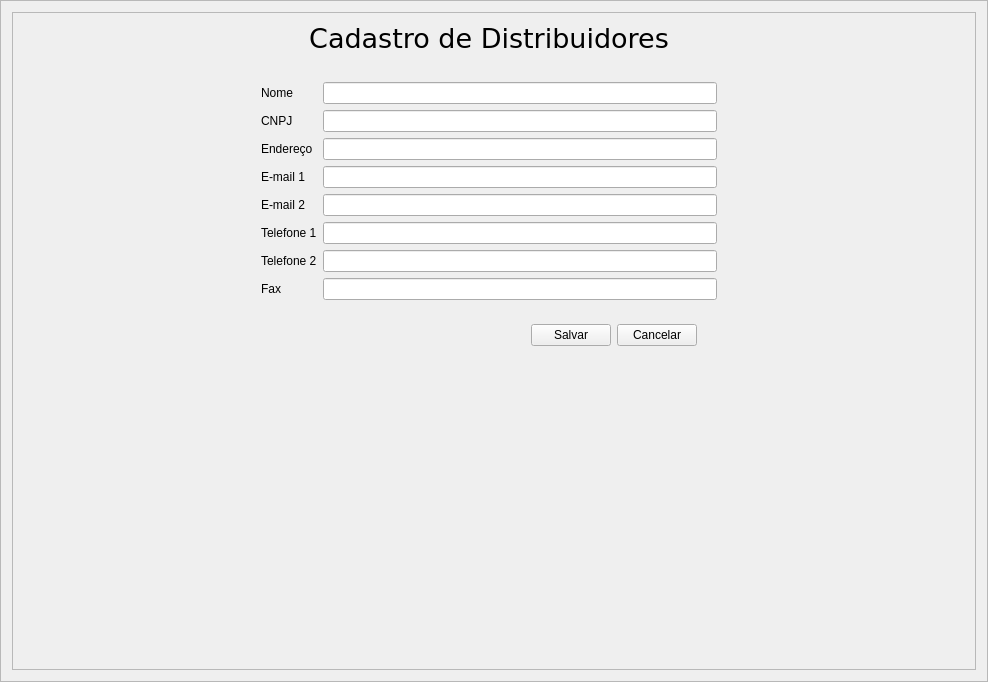
First picture: the form in src/GUI/DistInput.ui, repository f-t-alves/npx_public, before the edit.
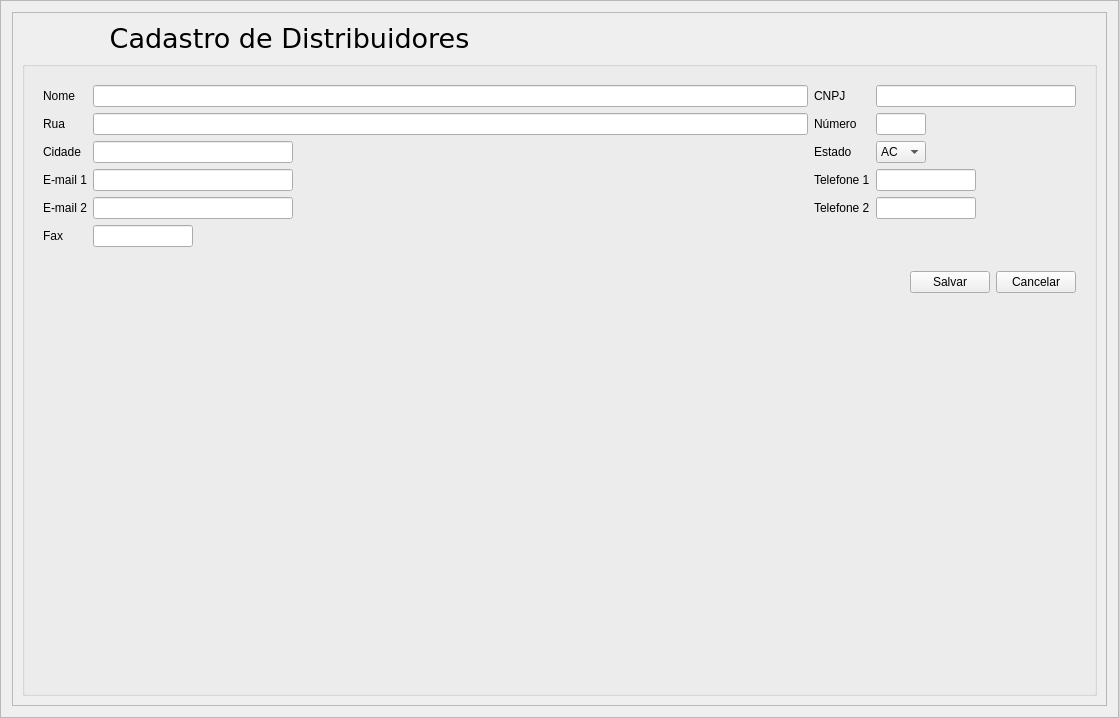
Second picture: the form after the edit. Icons and pictures are not drawn.

Commit message:
Reorganização dos Widgets
Página de cadastro de Lab e ProvComp remodeladas, algumas pequenas modificações em outros arquivos

Diff of the .ui file:
```diff
--- a/src/GUI/DistInput.ui
+++ b/src/GUI/DistInput.ui
@@ -6,8 +6,8 @@
    <rect>
     <x>0</x>
     <y>0</y>
-    <width>988</width>
-    <height>682</height>
+    <width>1119</width>
+    <height>718</height>
    </rect>
   </property>
   <property name="windowTitle">
@@ -28,201 +28,8 @@
      <property name="frameShadow">
       <enum>QFrame::Raised</enum>
      </property>
-     <layout class="QGridLayout" name="gridLayout">
-      <item row="4" column="1" colspan="3">
-       <widget class="QWidget" name="InputWidget" native="true">
-        <layout class="QGridLayout" name="gridLayout_3">
-         <item row="5" column="2">
-          <widget class="QLineEdit" name="Email2Entry"/>
-         </item>
-         <item row="7" column="1">
-          <widget class="QLabel" name="Phone2Label">
-           <property name="text">
-            <string>Telefone 2</string>
-           </property>
-          </widget>
-         </item>
-         <item row="6" column="1">
-          <widget class="QLabel" name="Phone1Label">
-           <property name="text">
-            <string>Telefone 1</string>
-           </property>
-          </widget>
-         </item>
-         <item row="8" column="1">
-          <widget class="QLabel" name="FaxLabel">
-           <property name="text">
-            <string>Fax</string>
-           </property>
-          </widget>
-         </item>
-         <item row="6" column="2">
-          <widget class="QLineEdit" name="Phone1Entry"/>
-         </item>
-         <item row="8" column="2">
-          <widget class="QLineEdit" name="FaxEntry"/>
-         </item>
-         <item row="7" column="2">
-          <widget class="QLineEdit" name="Phone2Entry"/>
-         </item>
-         <item row="1" column="1">
-          <widget class="QLabel" name="NameLabel">
-           <property name="text">
-            <string>Nome</string>
-           </property>
-          </widget>
-         </item>
-         <item row="2" column="1">
-          <widget class="QLabel" name="CNPJLabel">
-           <property name="text">
-            <string>CNPJ</string>
-           </property>
-          </widget>
-         </item>
-         <item row="2" column="2">
-          <widget class="QLineEdit" name="CNPJEntry"/>
-         </item>
-         <item row="1" column="2">
-          <widget class="QLineEdit" name="NameEntry"/>
-         </item>
-         <item row="3" column="2">
-          <widget class="QLineEdit" name="EnderEntry"/>
-         </item>
-         <item row="4" column="1">
-          <widget class="QLabel" name="Email1Label">
-           <property name="text">
-            <string>E-mail 1</string>
-           </property>
-          </widget>
-         </item>
-         <item row="4" column="2">
-          <widget class="QLineEdit" name="Email1Entry"/>
-         </item>
-         <item row="5" column="1">
-          <widget class="QLabel" name="Email2Label">
-           <property name="text">
-            <string>E-mail 2</string>
-           </property>
-          </widget>
-         </item>
-         <item row="3" column="1">
-          <widget class="QLabel" name="EnderLabel">
-           <property name="text">
-            <string>Endereço</string>
-           </property>
-          </widget>
-         </item>
-         <item row="1" column="0" rowspan="8">
-          <spacer name="horizontalSpacer_2">
-           <property name="orientation">
-            <enum>Qt::Horizontal</enum>
-           </property>
-           <property name="sizeType">
-            <enum>QSizePolicy::Fixed</enum>
-           </property>
-           <property name="sizeHint" stdset="0">
-            <size>
-             <width>80</width>
-             <height>20</height>
-            </size>
-           </property>
-          </spacer>
-         </item>
-         <item row="1" column="3" rowspan="8">
-          <spacer name="horizontalSpacer_5">
-           <property name="orientation">
-            <enum>Qt::Horizontal</enum>
-           </property>
-           <property name="sizeType">
-            <enum>QSizePolicy::Fixed</enum>
-           </property>
-           <property name="sizeHint" stdset="0">
-            <size>
-             <width>80</width>
-             <height>20</height>
-            </size>
-           </property>
-          </spacer>
-         </item>
-        </layout>
-       </widget>
-      </item>
-      <item row="1" column="4" alignment="Qt::AlignLeft|Qt::AlignBottom">
-       <widget class="QLabel" name="LogoLabel">
-        <property name="text">
-         <string>&lt;html&gt;&lt;head/&gt;&lt;body&gt;&lt;p&gt;&lt;img src=&quot;:/NPX ICO/clinic (2).png&quot;/&gt;&lt;/p&gt;&lt;/body&gt;&lt;/html&gt;</string>
-        </property>
-       </widget>
-      </item>
-      <item row="4" column="4" rowspan="4">
-       <spacer name="horizontalSpacer_3">
-        <property name="orientation">
-         <enum>Qt::Horizontal</enum>
-        </property>
-        <property name="sizeType">
-         <enum>QSizePolicy::Fixed</enum>
-        </property>
-        <property name="sizeHint" stdset="0">
-         <size>
-          <width>150</width>
-          <height>20</height>
-         </size>
-        </property>
-       </spacer>
-      </item>
-      <item row="5" column="1" colspan="3">
-       <widget class="QWidget" name="ButtonWidget" native="true">
-        <layout class="QGridLayout" name="gridLayout_5">
-         <item row="0" column="2">
-          <widget class="QPushButton" name="CancelarButton">
-           <property name="text">
-            <string>Cancelar</string>
-           </property>
-          </widget>
-         </item>
-         <item row="0" column="1">
-          <widget class="QPushButton" name="SalvarButton">
-           <property name="text">
-            <string>Salvar</string>
-           </property>
-          </widget>
-         </item>
-         <item row="0" column="0">
-          <spacer name="horizontalSpacer_4">
-           <property name="orientation">
-            <enum>Qt::Horizontal</enum>
-           </property>
-           <property name="sizeType">
-            <enum>QSizePolicy::Fixed</enum>
-           </property>
-           <property name="sizeHint" stdset="0">
-            <size>
-             <width>350</width>
-             <height>20</height>
-            </size>
-           </property>
-          </spacer>
-         </item>
-         <item row="0" column="3">
-          <spacer name="horizontalSpacer_6">
-           <property name="orientation">
-            <enum>Qt::Horizontal</enum>
-           </property>
-           <property name="sizeType">
-            <enum>QSizePolicy::Fixed</enum>
-           </property>
-           <property name="sizeHint" stdset="0">
-            <size>
-             <width>100</width>
-             <height>20</height>
-            </size>
-           </property>
-          </spacer>
-         </item>
-        </layout>
-       </widget>
-      </item>
-      <item row="1" column="1" colspan="3">
+     <layout class="QGridLayout" name="gridLayout_2">
+      <item row="0" column="0">
        <widget class="QLabel" name="TitleLabel">
         <property name="font">
          <font>
@@ -237,34 +44,398 @@
         </property>
        </widget>
       </item>
-      <item row="8" column="1" colspan="3">
-       <spacer name="verticalSpacer">
-        <property name="orientation">
-         <enum>Qt::Vertical</enum>
+      <item row="0" column="1">
+       <widget class="QLabel" name="LogoLabel">
+        <property name="text">
+         <string>&lt;html&gt;&lt;head/&gt;&lt;body&gt;&lt;p&gt;&lt;img src=&quot;:/NPX ICO/clinic (2).png&quot;/&gt;&lt;/p&gt;&lt;/body&gt;&lt;/html&gt;</string>
         </property>
-        <property name="sizeHint" stdset="0">
-         <size>
-          <width>20</width>
-          <height>40</height>
-         </size>
-        </property>
-       </spacer>
+       </widget>
       </item>
-      <item row="2" column="0" rowspan="6">
-       <spacer name="horizontalSpacer">
-        <property name="orientation">
-         <enum>Qt::Horizontal</enum>
+      <item row="1" column="0" colspan="2">
+       <widget class="QGroupBox" name="groupBox">
+        <property name="title">
+         <string/>
         </property>
-        <property name="sizeType">
-         <enum>QSizePolicy::Fixed</enum>
-        </property>
-        <property name="sizeHint" stdset="0">
-         <size>
-          <width>150</width>
-          <height>20</height>
-         </size>
-        </property>
-       </spacer>
+        <layout class="QGridLayout" name="gridLayout">
+         <item row="2" column="0">
+          <spacer name="verticalSpacer">
+           <property name="orientation">
+            <enum>Qt::Vertical</enum>
+           </property>
+           <property name="sizeHint" stdset="0">
+            <size>
+             <width>20</width>
+             <height>40</height>
+            </size>
+           </property>
+          </spacer>
+         </item>
+         <item row="1" column="0">
+          <widget class="QWidget" name="ButtonWidget" native="true">
+           <layout class="QGridLayout" name="gridLayout_5">
+            <item row="0" column="2">
+             <widget class="QPushButton" name="CancelarButton">
+              <property name="text">
+               <string>Cancelar</string>
+              </property>
+             </widget>
+            </item>
+            <item row="0" column="0">
+             <spacer name="horizontalSpacer_4">
+              <property name="orientation">
+               <enum>Qt::Horizontal</enum>
+              </property>
+              <property name="sizeType">
+               <enum>QSizePolicy::Expanding</enum>
+              </property>
+              <property name="sizeHint" stdset="0">
+               <size>
+                <width>350</width>
+                <height>20</height>
+               </size>
+              </property>
+             </spacer>
+            </item>
+            <item row="0" column="1">
+             <widget class="QPushButton" name="SalvarButton">
+              <property name="text">
+               <string>Salvar</string>
+              </property>
+             </widget>
+            </item>
+           </layout>
+          </widget>
+         </item>
+         <item row="0" column="0">
+          <widget class="QWidget" name="InputWidget" native="true">
+           <layout class="QGridLayout" name="gridLayout_3">
+            <item row="3" column="2">
+             <widget class="QLabel" name="EnderLabel_3">
+              <property name="text">
+               <string>Número</string>
+              </property>
+             </widget>
+            </item>
+            <item row="5" column="0">
+             <widget class="QLabel" name="EnderLabel_4">
+              <property name="text">
+               <string>Cidade</string>
+              </property>
+             </widget>
+            </item>
+            <item row="1" column="2">
+             <widget class="QLabel" name="CNPJLabel">
+              <property name="text">
+               <string>CNPJ</string>
+              </property>
+             </widget>
+            </item>
+            <item row="5" column="2">
+             <widget class="QLabel" name="EnderLabel_2">
+              <property name="text">
+               <string>Estado</string>
+              </property>
+             </widget>
+            </item>
+            <item row="1" column="0">
+             <widget class="QLabel" name="NameLabel">
+              <property name="text">
+               <string>Nome</string>
+              </property>
+             </widget>
+            </item>
+            <item row="3" column="1">
+             <widget class="QLineEdit" name="EnderEntry">
+              <property name="maximumSize">
+               <size>
+                <width>16777215</width>
+                <height>500</height>
+               </size>
+              </property>
+             </widget>
+            </item>
+            <item row="1" column="1">
+             <widget class="QLineEdit" name="NameEntry">
+              <property name="maximumSize">
+               <size>
+                <width>16777215</width>
+                <height>500</height>
+               </size>
+              </property>
+             </widget>
+            </item>
+            <item row="8" column="0">
+             <widget class="QLabel" name="Email2Label">
+              <property name="text">
+               <string>E-mail 2</string>
+              </property>
+             </widget>
+            </item>
+            <item row="7" column="1">
+             <widget class="QLineEdit" name="Email1Entry">
+              <property name="maximumSize">
+               <size>
+                <width>200</width>
+                <height>16777215</height>
+               </size>
+              </property>
+             </widget>
+            </item>
+            <item row="7" column="0">
+             <widget class="QLabel" name="Email1Label">
+              <property name="text">
+               <string>E-mail 1</string>
+              </property>
+             </widget>
+            </item>
+            <item row="3" column="0">
+             <widget class="QLabel" name="EnderLabel">
+              <property name="text">
+               <string>Rua</string>
+              </property>
+             </widget>
+            </item>
+            <item row="5" column="1">
+             <widget class="QLineEdit" name="EnderEntry_3">
+              <property name="maximumSize">
+               <size>
+                <width>200</width>
+                <height>16777215</height>
+               </size>
+              </property>
+             </widget>
+            </item>
+            <item row="8" column="1">
+             <widget class="QLineEdit" name="Email2Entry">
+              <property name="maximumSize">
+               <size>
+                <width>200</width>
+                <height>16777215</height>
+               </size>
+              </property>
+             </widget>
+            </item>
+            <item row="11" column="0">
+             <widget class="QLabel" name="FaxLabel">
+              <property name="text">
+               <string>Fax</string>
+              </property>
+             </widget>
+            </item>
+            <item row="11" column="1">
+             <widget class="QLineEdit" name="FaxEntry">
+              <property name="maximumSize">
+               <size>
+                <width>100</width>
+                <height>16777215</height>
+               </size>
+              </property>
+             </widget>
+            </item>
+            <item row="7" column="3">
+             <widget class="QLineEdit" name="Phone1Entry">
+              <property name="maximumSize">
+               <size>
+                <width>100</width>
+                <height>16777215</height>
+               </size>
+              </property>
+             </widget>
+            </item>
+            <item row="8" column="3">
+             <widget class="QLineEdit" name="Phone2Entry">
+              <property name="maximumSize">
+               <size>
+                <width>100</width>
+                <height>16777215</height>
+               </size>
+              </property>
+             </widget>
+            </item>
+            <item row="8" column="2">
+             <widget class="QLabel" name="Phone2Label">
+              <property name="text">
+               <string>Telefone 2</string>
+              </property>
+             </widget>
+            </item>
+            <item row="7" column="2">
+             <widget class="QLabel" name="Phone1Label">
+              <property name="text">
+               <string>Telefone 1</string>
+              </property>
+             </widget>
+            </item>
+            <item row="5" column="3">
+             <widget class="QComboBox" name="comboBox">
+              <property name="maximumSize">
+               <size>
+                <width>50</width>
+                <height>16777215</height>
+               </size>
+              </property>
+              <item>
+               <property name="text">
+                <string>AC</string>
+               </property>
+              </item>
+              <item>
+               <property name="text">
+                <string>AL</string>
+               </property>
+              </item>
+              <item>
+               <property name="text">
+                <string>AP</string>
+               </property>
+              </item>
+              <item>
+               <property name="text">
+                <string>AM</string>
+               </property>
+              </item>
+              <item>
+               <property name="text">
+                <string>BA</string>
+               </property>
+              </item>
+              <item>
+               <property name="text">
+                <string>CE</string>
+               </property>
+              </item>
+              <item>
+               <property name="text">
+                <string>DF</string>
+               </property>
+              </item>
+              <item>
+               <property name="text">
+                <string>ES</string>
+               </property>
+              </item>
+              <item>
+               <property name="text">
+                <string>GO</string>
+               </property>
+              </item>
+              <item>
+               <property name="text">
+                <string>MA</string>
+               </property>
+              </item>
+              <item>
+               <property name="text">
+                <string>MT</string>
+               </property>
+              </item>
+              <item>
+               <property name="text">
+                <string>MS</string>
+               </property>
+              </item>
+              <item>
+               <property name="text">
+                <string>MG</string>
+               </property>
+              </item>
+              <item>
+               <property name="text">
+                <string>PA</string>
+               </property>
+              </item>
+              <item>
+               <property name="text">
+                <string>PB</string>
+               </property>
+              </item>
+              <item>
+               <property name="text">
+                <string>PR</string>
+               </property>
+              </item>
+              <item>
+               <property name="text">
+                <string>PE</string>
+               </property>
+              </item>
+              <item>
+               <property name="text">
+                <string>PI</string>
+               </property>
+              </item>
+              <item>
+               <property name="text">
+                <string>RJ</string>
+               </property>
+              </item>
+              <item>
+               <property name="text">
+                <string>RN</string>
+               </property>
+              </item>
+              <item>
+               <property name="text">
+                <string>RS</string>
+               </property>
+              </item>
+              <item>
+               <property name="text">
+                <string>RO</string>
+               </property>
+              </item>
+              <item>
+               <property name="text">
+                <string>RR</string>
+               </property>
+              </item>
+              <item>
+               <property name="text">
+                <string>SC</string>
+               </property>
+              </item>
+              <item>
+               <property name="text">
+                <string>SP</string>
+               </property>
+              </item>
+              <item>
+               <property name="text">
+                <string>SE</string>
+               </property>
+              </item>
+              <item>
+               <property name="text">
+                <string>TO</string>
+               </property>
+              </item>
+             </widget>
+            </item>
+            <item row="3" column="3">
+             <widget class="QLineEdit" name="EnderEntry_2">
+              <property name="maximumSize">
+               <size>
+                <width>50</width>
+                <height>16777215</height>
+               </size>
+              </property>
+             </widget>
+            </item>
+            <item row="1" column="3">
+             <widget class="QLineEdit" name="CNPJEntry">
+              <property name="maximumSize">
+               <size>
+                <width>200</width>
+                <height>16777215</height>
+               </size>
+              </property>
+             </widget>
+            </item>
+           </layout>
+          </widget>
+         </item>
+        </layout>
+       </widget>
       </item>
      </layout>
     </widget>
```
The commit also changes 5 other files.
